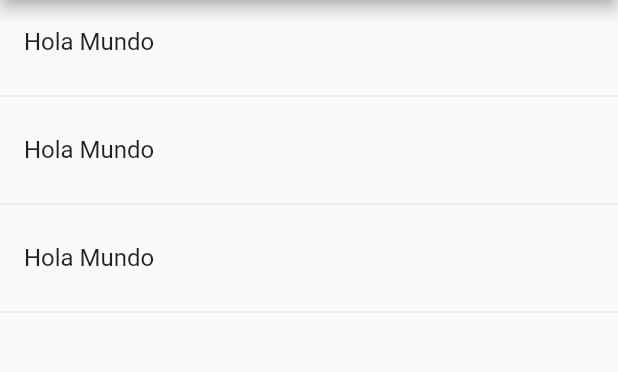
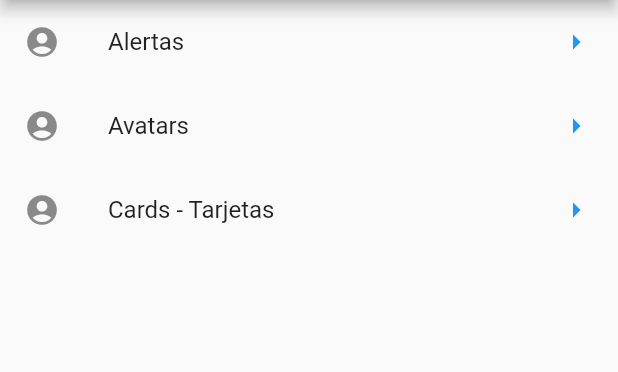
Before and after one commit to nestorgacr/Udemy_Flutter_FH_Componentes, a Flutter app: the screen it shows after launch, on a phone screen of 412 x 824 dp, the part 84-456 px from its top. Run offline on Flutter 3.47's test engine with Material 2 defaults, Android fonts, the phone set to English and light mode, and no system bars.

Commit message:
Leer json, and futurebuilder

```diff
--- /dev/null
+++ b/data/menu_opts.json
@@ -0,0 +1,20 @@
+{
+    "nombreApp" : "Componentes",
+    "rutas" : [
+        {
+            "ruta" : "alert",
+            "icon" : "add_alert",
+            "texto": "Alertas"
+        },
+        {
+            "ruta" : "avatar",
+            "icon" : "accessibility",
+            "texto": "Avatars"
+        },
+        {
+            "ruta" : "card",
+            "icon" : "folder_open",
+            "texto": "Cards - Tarjetas"
+        }
+    ]
+}
--- a/lib/scr/pages/home_page.dart
+++ b/lib/scr/pages/home_page.dart
@@ -1,4 +1,5 @@
 import 'package:flutter/material.dart';
+import 'package:udemy_componentes/scr/providers/menu_provider.dart';
 
 class HomePage extends StatelessWidget {
   @override
@@ -12,19 +13,35 @@ class HomePage extends StatelessWidget {
   }
 
   Widget _lista() {
-    return ListView(
-      children: _listaItems(),
+    return FutureBuilder(
+      future: menuProvider.cargarData(),
+      initialData: [], //opcional
+      builder: (context, AsyncSnapshot<List<dynamic>> snapshot) {
+        return ListView(
+          children: _listaItems(snapshot.data),
+        );
+      },
     );
   }
 
-  List<Widget> _listaItems() {
-    return [
-      ListTile(title: Text('Hola Mundo')),
-      Divider(),
-      ListTile(title: Text('Hola Mundo')),
-      Divider(),
-      ListTile(title: Text('Hola Mundo')),
-      Divider(),
-    ];
+  List<Widget> _listaItems(List<dynamic> data) {
+    final List<Widget> opciones = [];
+
+    data.forEach((opt) {
+      final widgetTemp = ListTile(
+        title: Text(opt['texto']),
+        leading: Icon(Icons.account_circle),
+        trailing: Icon(Icons.arrow_right, color: Colors.blue,),
+        onTap: () {
+
+        },
+      );
+
+      opciones.add(widgetTemp);
+
+    });
+
+    return opciones;
+
   }
 }
--- a/pubspec.yaml
+++ b/pubspec.yaml
@@ -41,9 +41,8 @@ flutter:
   uses-material-design: true
 
   # To add assets to your application, add an assets section, like this:
-  # assets:
-  #  - images/a_dot_burr.jpeg
-  #  - images/a_dot_ham.jpeg
+  assets:
+    - data/menu_opts.json
 
   # An image asset can refer to one or more resolution-specific "variants", see
   # https://flutter.dev/assets-and-images/#resolution-aware.
```
Also changed, not shown: lib/scr/providers/menu_provider.dart (added, +22 -0 lines).
